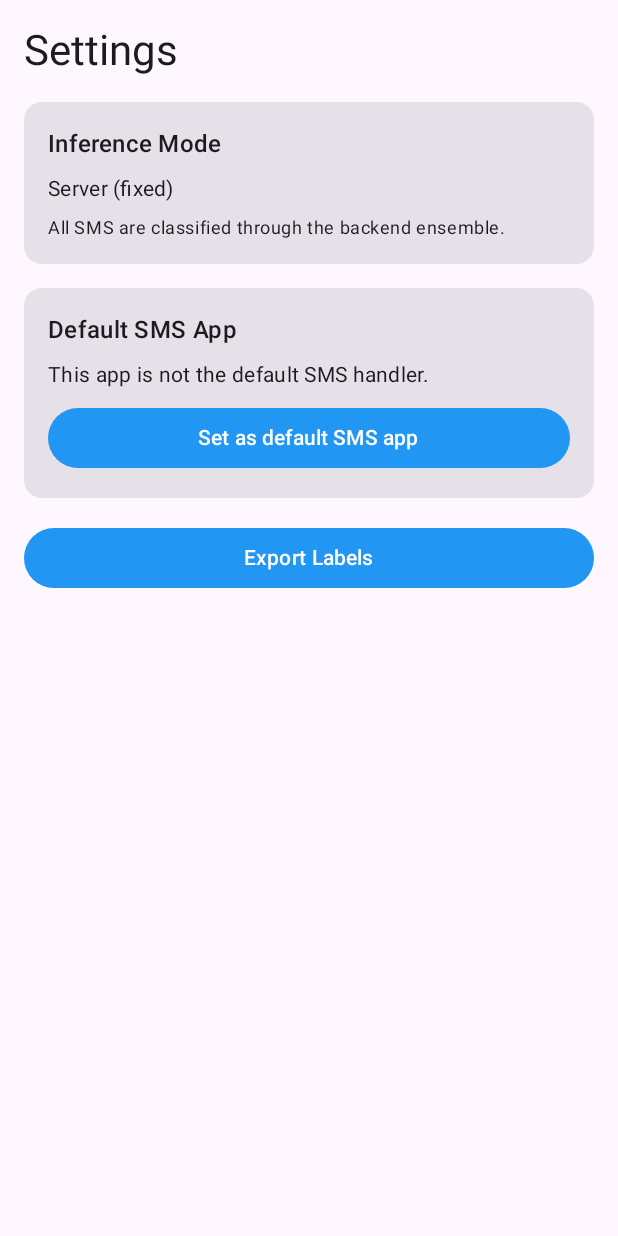
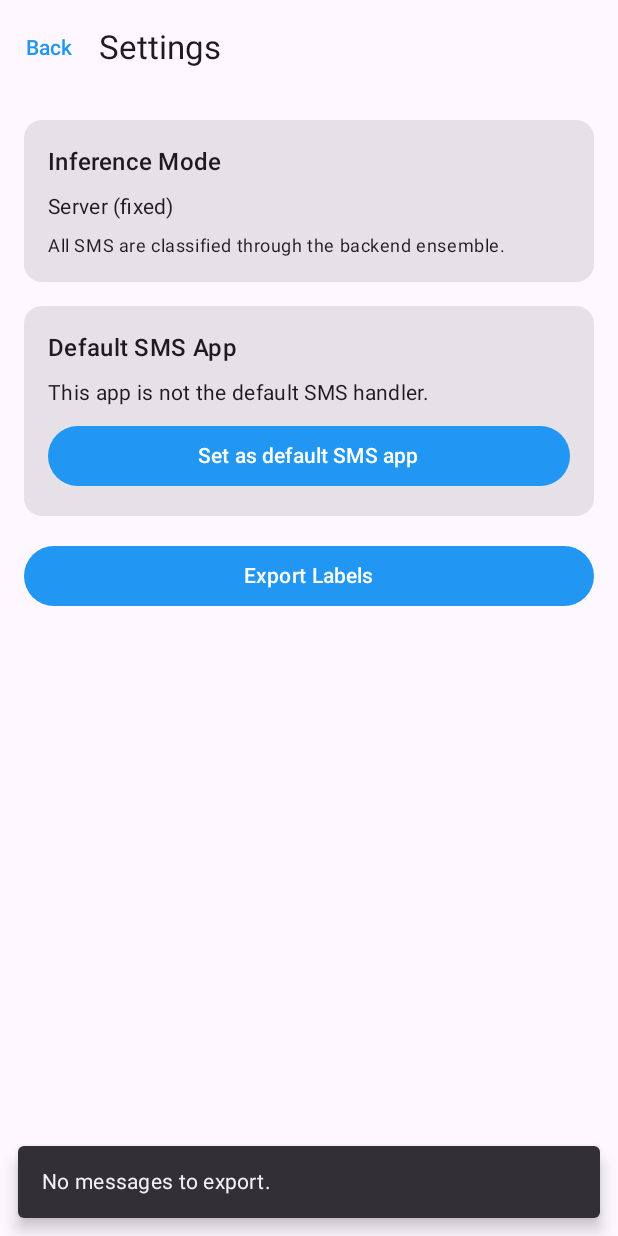
Before and after one commit to gandharvbakshi/smsClassifier, an Android app built with Jetpack Compose: the SettingsScreen screen opened through its navigation route, after a tap on "Export Labels", on a phone screen of 412 x 824 dp. Run offline under Robolectric (Android 15) with nearby library versions, the phone set to English and light mode, and no system bars; our stand-ins replace Room's generated code, paging.

Commit message:
Small fixes in settings

```diff
--- a/app/src/main/java/com/smsclassifier/app/MainActivity.kt
+++ b/app/src/main/java/com/smsclassifier/app/MainActivity.kt
@@ -87,7 +87,10 @@ class MainActivity : ComponentActivity() {
                             val viewModel: SettingsViewModel = viewModel(
                                 factory = SettingsViewModelFactory(this@MainActivity, database)
                             )
-                            SettingsScreen(viewModel = viewModel)
+                            SettingsScreen(
+                                viewModel = viewModel,
+                                onBack = { navController.popBackStack() }
+                            )
                         }
 
                         composable("logs") {
--- a/app/src/main/java/com/smsclassifier/app/ui/screens/SettingsScreen.kt
+++ b/app/src/main/java/com/smsclassifier/app/ui/screens/SettingsScreen.kt
@@ -3,6 +3,8 @@ package com.smsclassifier.app.ui.screens
 import android.app.Activity
 import android.content.Context
 import android.content.ContextWrapper
+import android.content.Intent
+import android.net.Uri
 import androidx.activity.compose.rememberLauncherForActivityResult
 import androidx.activity.result.contract.ActivityResultContracts
 import androidx.compose.foundation.layout.*
@@ -13,15 +15,21 @@ import androidx.compose.ui.Modifier
 import androidx.compose.ui.platform.LocalContext
 import androidx.compose.ui.unit.dp
 import com.smsclassifier.app.ui.viewmodel.SettingsViewModel
+import kotlinx.coroutines.CoroutineScope
+import kotlinx.coroutines.launch
 
+@OptIn(ExperimentalMaterial3Api::class)
 @Composable
 fun SettingsScreen(
     viewModel: SettingsViewModel,
+    onBack: () -> Unit,
     modifier: Modifier = Modifier
 ) {
     val isDefaultSms by viewModel.isDefaultSmsApp.collectAsState()
     val context = LocalContext.current
     val activity = remember(context) { context.findActivity() }
+    val snackbarHostState = remember { SnackbarHostState() }
+    val coroutineScope = rememberCoroutineScope()
 
     LaunchedEffect(Unit) {
         viewModel.refreshDefaultSmsStatus()
@@ -31,17 +39,25 @@ fun SettingsScreen(
         viewModel.refreshDefaultSmsStatus()
     }
 
-    Column(
-        modifier = modifier
-            .fillMaxSize()
-            .padding(16.dp),
-        verticalArrangement = Arrangement.spacedBy(16.dp)
-    ) {
-        Text(
-            text = "Settings",
-            style = MaterialTheme.typography.headlineMedium
-        )
-
+    Scaffold(
+        modifier = modifier.fillMaxSize(),
+        topBar = {
+            TopAppBar(
+                title = { Text("Settings") },
+                navigationIcon = {
+                    TextButton(onClick = onBack) { Text("Back") }
+                }
+            )
+        },
+        snackbarHost = { SnackbarHost(snackbarHostState) }
+    ) { innerPadding ->
+        Column(
+            modifier = Modifier
+                .fillMaxSize()
+                .padding(innerPadding)
+                .padding(16.dp),
+            verticalArrangement = Arrangement.spacedBy(16.dp)
+        ) {
         // Inference Mode
         Card(modifier = Modifier.fillMaxWidth()) {
             Column(
@@ -91,14 +107,43 @@ fun SettingsScreen(
             }
         }
 
-        // Export Labels (placeholder)
+        // Export Labels
         Button(
-            onClick = { /* TODO: export labels */ },
+            onClick = {
+                exportLabels(context, viewModel, snackbarHostState, coroutineScope)
+            },
             modifier = Modifier.fillMaxWidth()
         ) {
             Text("Export Labels")
         }
     }
+    }
+}
+
+private fun exportLabels(
+    context: Context,
+    viewModel: SettingsViewModel,
+    snackbarHostState: SnackbarHostState,
+    coroutineScope: CoroutineScope
+) {
+    viewModel.exportLabels { uri ->
+        coroutineScope.launch {
+            if (uri == null) {
+                snackbarHostState.showSnackbar("No messages to export.")
+            } else {
+                startShareIntent(context, uri)
+            }
+        }
+    }
+}
+
+private fun startShareIntent(context: Context, uri: Uri) {
+    val intent = Intent(Intent.ACTION_SEND).apply {
+        type = "text/csv"
+        putExtra(Intent.EXTRA_STREAM, uri)
+        addFlags(Intent.FLAG_GRANT_READ_URI_PERMISSION)
+    }
+    context.startActivity(Intent.createChooser(intent, "Share labels"))
 }
 
 private fun Context.findActivity(): Activity? = when (this) {
--- a/app/src/main/java/com/smsclassifier/app/ui/viewmodel/SettingsViewModel.kt
+++ b/app/src/main/java/com/smsclassifier/app/ui/viewmodel/SettingsViewModel.kt
@@ -4,8 +4,10 @@ import android.app.Activity
 import android.app.role.RoleManager
 import android.content.Context
 import android.content.Intent
+import android.net.Uri
 import android.os.Build
 import android.provider.Telephony
+import androidx.core.content.FileProvider
 import androidx.lifecycle.ViewModel
 import androidx.lifecycle.viewModelScope
 import com.smsclassifier.app.data.AppDatabase
@@ -13,6 +15,7 @@ import com.smsclassifier.app.data.FeedbackEntity
 import kotlinx.coroutines.flow.MutableStateFlow
 import kotlinx.coroutines.flow.StateFlow
 import kotlinx.coroutines.flow.asStateFlow
+import kotlinx.coroutines.flow.first
 import kotlinx.coroutines.launch
 import java.io.File
 
@@ -47,20 +50,35 @@ class SettingsViewModel(
         }
     }
 
-    suspend fun exportLabels(): File {
-        val feedback = database.feedbackDao().getAll()
-        val file = File(context.getExternalFilesDir(null), "feedback_export.csv")
+    fun exportLabels(onExported: (Uri?) -> Unit) {
+        viewModelScope.launch {
+            try {
+                val messages = database.messageDao().getAllMessages()
 
-        file.bufferedWriter().use { writer ->
-            writer.write("id,message_id,original_is_otp,original_otp_intent,original_is_phishing,original_phish_score,user_correction,timestamp\n")
-            feedback.collect { feedbackList ->
-                feedbackList.forEach { fb ->
-                    writer.write("${fb.id},${fb.messageId},${fb.originalIsOtp},${fb.originalOtpIntent},${fb.originalIsPhishing},${fb.originalPhishScore},\"${fb.userCorrection}\",${fb.timestamp}\n")
+                if (messages.isEmpty()) {
+                    onExported(null)
+                    return@launch
                 }
+
+                val file = File(context.getExternalFilesDir(null), "labels_export.csv")
+
+                file.bufferedWriter().use { writer ->
+                    writer.write("id,sender,body,timestamp,is_otp,otp_intent,is_phishing,phish_score,reviewed\n")
+                    messages.forEach { msg ->
+                        writer.write("${msg.id},\"${msg.sender}\",\"${msg.body.replace("\"", "\"\"")}\",${msg.ts},${msg.isOtp},${msg.otpIntent ?: ""},${msg.isPhishing},${msg.phishScore ?: ""},${msg.reviewed}\n")
+                    }
+                }
+
+                val uri = FileProvider.getUriForFile(
+                    context,
+                    "${context.packageName}.fileprovider",
+                    file
+                )
+                onExported(uri)
+            } catch (e: Exception) {
+                onExported(null)
             }
         }
-
-        return file
     }
 
     private fun checkIsDefaultSms(): Boolean {
```
Also changed, not shown: app/src/main/java/com/smsclassifier/app/ui/screens/LogsScreen.kt (+19 -2 lines), 154 other files.
